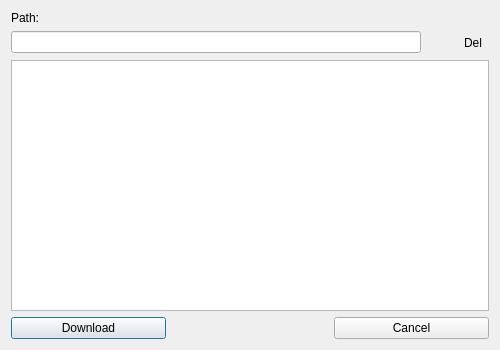
andreikl/gexplorer, file ui/dialogs/downloaddialog.ui: the form before one commit.
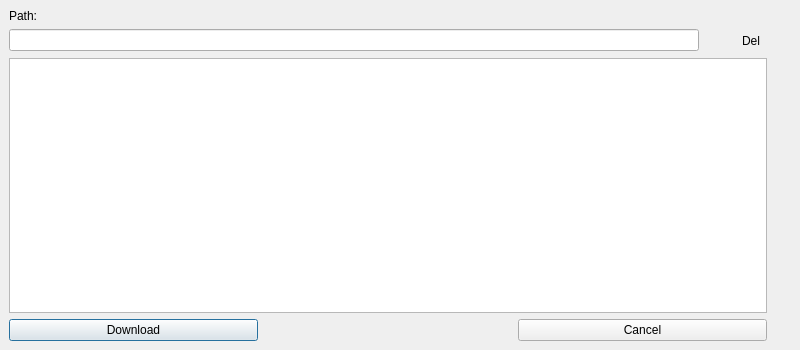
The form after the commit. Icons and pictures are not drawn.

The edit to the form file:
```diff
--- a/ui/dialogs/downloaddialog.ui
+++ b/ui/dialogs/downloaddialog.ui
@@ -6,14 +6,23 @@
    <rect>
     <x>0</x>
     <y>0</y>
-    <width>500</width>
+    <width>800</width>
     <height>350</height>
    </rect>
   </property>
   <property name="windowTitle">
    <string>Downloads urls</string>
   </property>
-  <layout class="QVBoxLayout" name="lLayout">
+  <layout class="QHBoxLayout" name="lhorizontal">
+   <property name="spacing">
+    <number>0</number>
+   </property>
+   <property name="margin">
+    <number>0</number>
+   </property>
+   <item>
+    <widget class="QWidget" name="wleft" native="true">
+     <layout class="QVBoxLayout" name="lleft">
    <item>
     <widget class="QLabel" name="lPath">
      <property name="text">
@@ -79,6 +88,34 @@
       </widget>
      </item>
     </layout>
+      </item>
+     </layout>
+    </widget>
+   </item>
+   <item>
+    <widget class="QWidget" name="wright" native="true">
+     <layout class="QVBoxLayout" name="verticalLayout">
+      <property name="margin">
+       <number>0</number>
+      </property>
+      <item>
+       <widget class="QToolButton" name="tbCustomGallery">
+        <property name="enabled">
+         <bool>true</bool>
+        </property>
+        <property name="text">
+         <string/>
+        </property>
+        <property name="checkable">
+         <bool>true</bool>
+        </property>
+        <property name="autoRaise">
+         <bool>true</bool>
+        </property>
+       </widget>
+      </item>
+     </layout>
+    </widget>
    </item>
   </layout>
  </widget>
```
Lines whose indentation alone changed are shown as unchanged.
